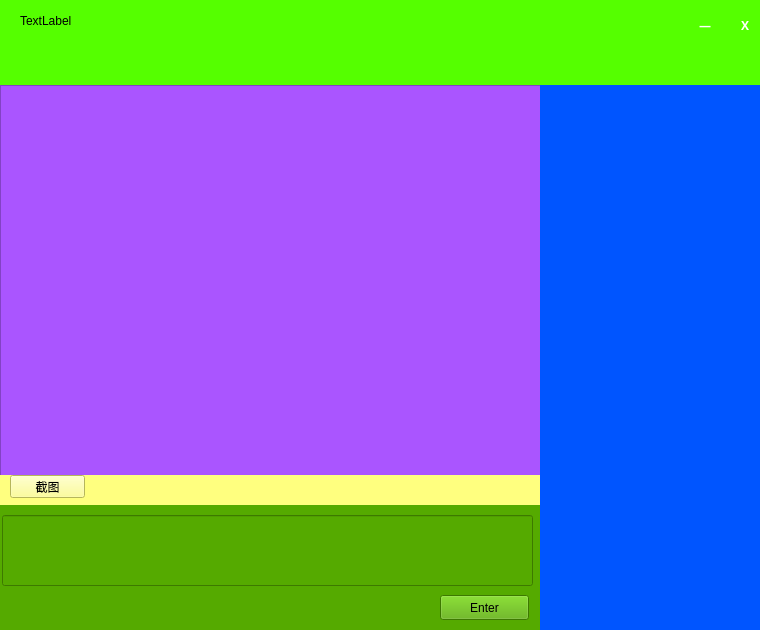
This is singlechat.ui in supermanc88/WeiTalk as Qt 5 draws it before an edit. The edited form follows.
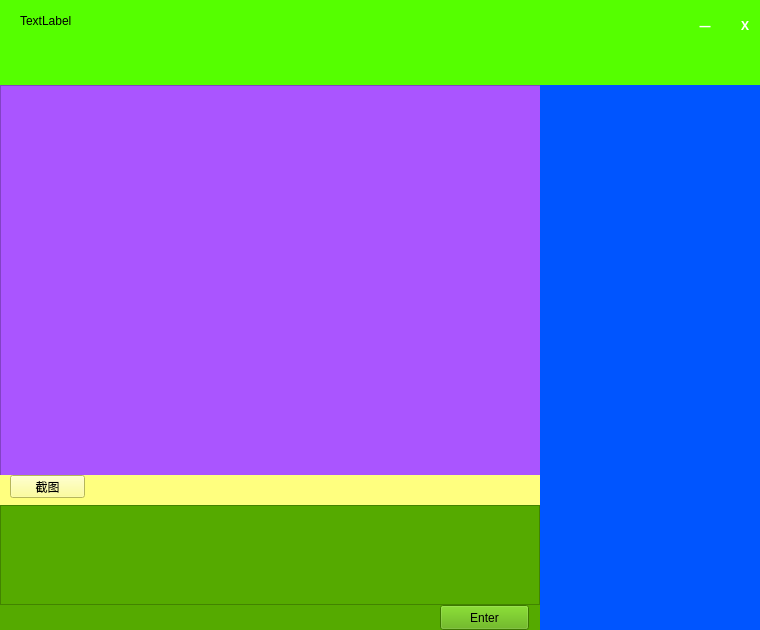
This is the edited form. Custom widgets are drawn as their Qt base class.

```diff
--- a/singlechat.ui
+++ b/singlechat.ui
@@ -178,7 +178,7 @@
     <property name="geometry">
      <rect>
       <x>440</x>
-      <y>90</y>
+      <y>100</y>
       <width>89</width>
       <height>25</height>
      </rect>
@@ -187,13 +187,13 @@
      <string>Enter</string>
     </property>
    </widget>
-   <widget class="QLineEdit" name="textArea">
+   <widget class="QTextBrowser" name="textBrowser_2">
     <property name="geometry">
      <rect>
-      <x>2</x>
-      <y>10</y>
-      <width>531</width>
-      <height>71</height>
+      <x>0</x>
+      <y>0</y>
+      <width>540</width>
+      <height>100</height>
      </rect>
     </property>
    </widget>
```
